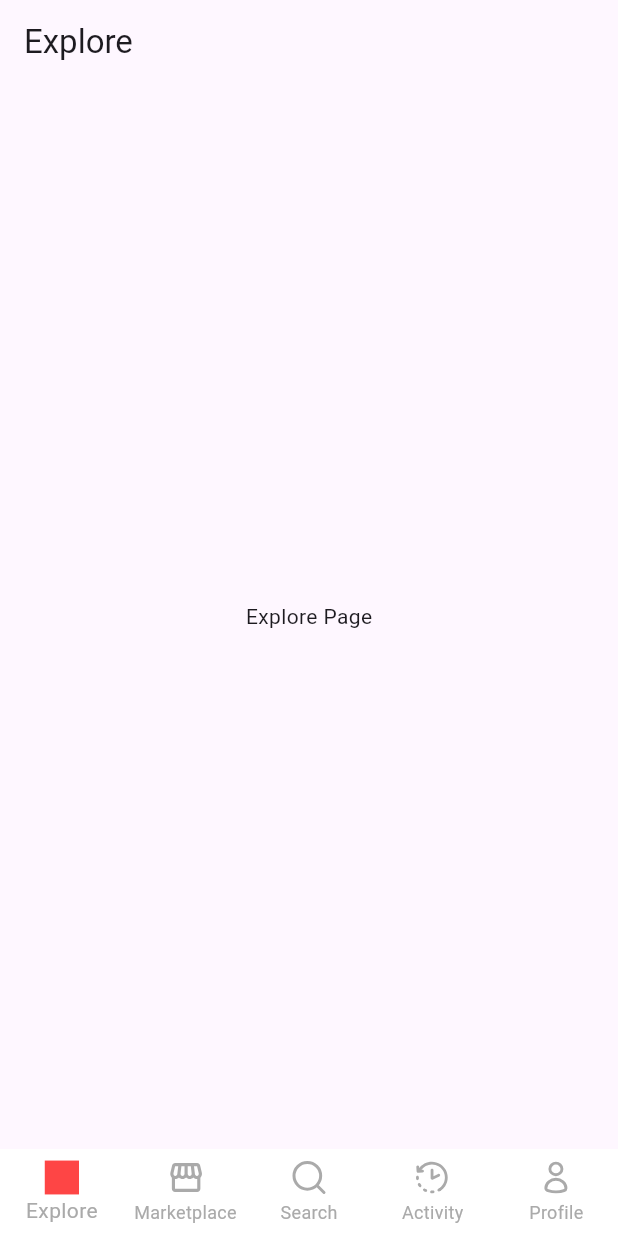
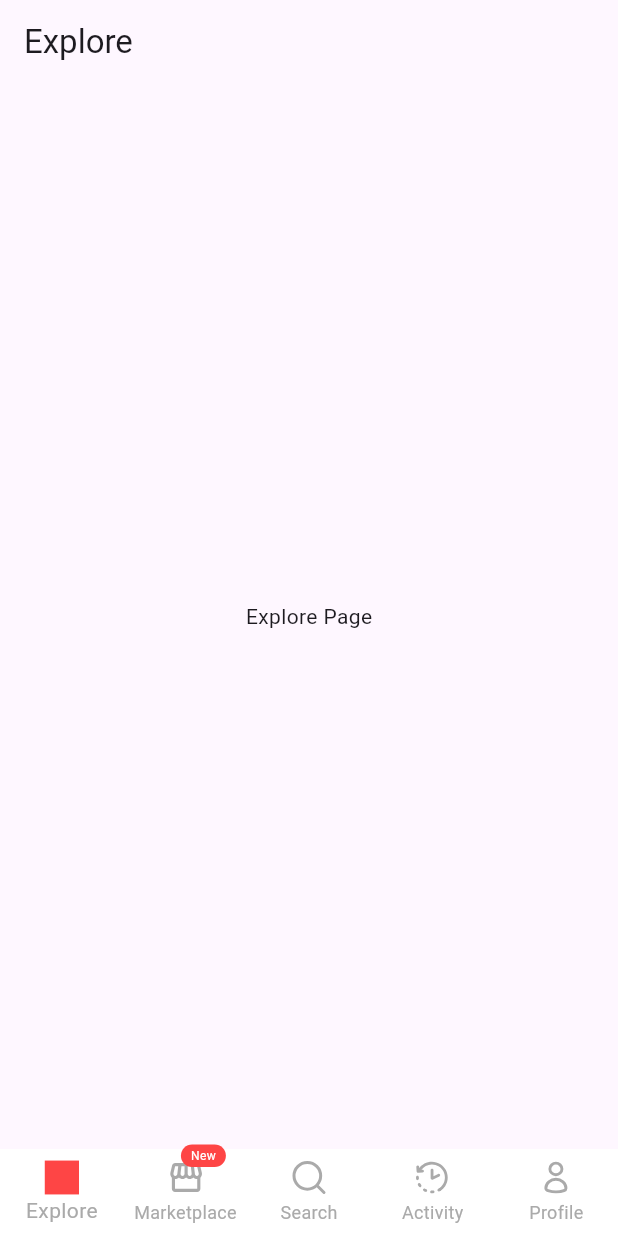
Before and after one commit to mrxdevs/quroz, a Flutter app: the screen it shows after launch, on a phone screen of 412 x 824 dp. Run offline on Flutter 3.47's test engine with Material 3 defaults, Android fonts, the phone set to English and light mode, and no system bars; our stand-ins replace flutter_svg, motion_toast; project files that could hold a hidden picture were left out.

Commit message:
[Feature] show badge on Home, Added basic toast Message

```diff
--- a/lib/presentation/pages/home_page.dart
+++ b/lib/presentation/pages/home_page.dart
@@ -48,48 +48,87 @@ class _HomePageState extends State<HomePage> {
 
         type: BottomNavigationBarType.fixed,
         items: [
-          BottomNavigationBarItem(
-            icon: SvgIcon(
-              path: AppIcons.explore,
-              size: 24,
-              color: _currentIndex == 0 ? AppColors.primary : AppColors.grey,
-            ),
+          _navIcon(
+            isActive: _currentIndex == 0,
+            iconPath: AppIcons.explore,
             label: 'Explore',
+            isNew: false,
           ),
-          BottomNavigationBarItem(
-            icon: SvgIcon(
-              path: AppIcons.marketplace,
-              size: 24,
-              color: _currentIndex == 1 ? AppColors.primary : AppColors.grey,
-            ),
+          _navIcon(
+            isActive: _currentIndex == 1,
+            iconPath: AppIcons.marketplace,
             label: 'Marketplace',
+            isNew: true,
           ),
-          BottomNavigationBarItem(
-            icon: SvgIcon(
-              path: AppIcons.globalSearch,
-              size: 24,
-              color: _currentIndex == 2 ? AppColors.primary : AppColors.grey,
-            ),
+          _navIcon(
+            isActive: _currentIndex == 2,
+            iconPath: AppIcons.globalSearch,
             label: 'Search',
+            isNew: false,
           ),
-          BottomNavigationBarItem(
-            icon: SvgIcon(
-              path: AppIcons.activity,
-              size: 24,
-              color: _currentIndex == 3 ? AppColors.primary : AppColors.grey,
-            ),
+
+          _navIcon(
+            isActive: _currentIndex == 3,
+            iconPath: AppIcons.activity,
             label: 'Activity',
+            isNew: false,
           ),
-          BottomNavigationBarItem(
-            icon: SvgIcon(
-              path: AppIcons.account,
-              size: 24,
-              color: _currentIndex == 4 ? AppColors.primary : AppColors.grey,
-            ),
+
+          _navIcon(
+            isActive: _currentIndex == 4,
+            iconPath: AppIcons.account,
             label: 'Profile',
+            isNew: false,
           ),
         ],
       ),
     );
   }
+
+  BottomNavigationBarItem _navIcon({
+    required bool isActive,
+    required String iconPath,
+    required String label,
+    required bool isNew,
+  }) {
+    return BottomNavigationBarItem(
+      icon: Stack(
+        clipBehavior: Clip.none,
+        children: [
+          SvgIcon(
+            path: iconPath,
+            size: 24,
+            color: isActive ? AppColors.primary : AppColors.grey,
+          ),
+          if (isNew)
+            Positioned.fill(
+              top: -10,
+              right: -15,
+              child: Align(
+                alignment: Alignment.topRight,
+                child: Container(
+                  width: 30,
+                  height: 15,
+                  decoration: BoxDecoration(
+                    color: AppColors.primary,
+                    borderRadius: BorderRadius.circular(10),
+                  ),
+                  child: Center(
+                    child: Text(
+                      "New",
+                      style: TextStyle(
+                        color: AppColors.white,
+                        fontSize: 8,
+                        fontWeight: FontWeight.w400,
+                      ),
+                    ),
+                  ),
+                ),
+              ),
+            ),
+        ],
+      ),
+      label: label,
+    );
+  }
 }
```
Also changed, not shown: lib/core/common/methods/show_toast.dart (added, +33 -0 lines), lib/features/marketplace/presentation/pages/influencer_details_page.dart (+32 -1 lines), lib/features/marketplace/presentation/widget/influencer_details_card_widget.dart (+2 -8 lines), lib/features/marketplace/presentation/widget/post_notice_widget.dart (added, +128 -0 lines).
